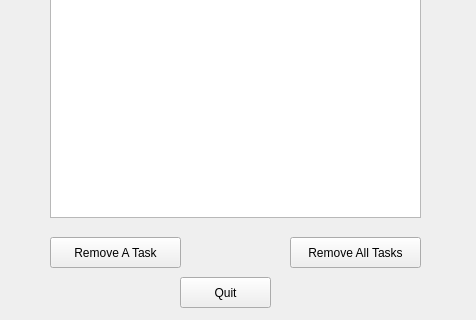
First picture: the form in mainwindow.ui, repository WilllllWang/todoApp, before the edit; both pictures show x 0 to 476 and y 293 to 613 of the 476 by 613 pixel window.
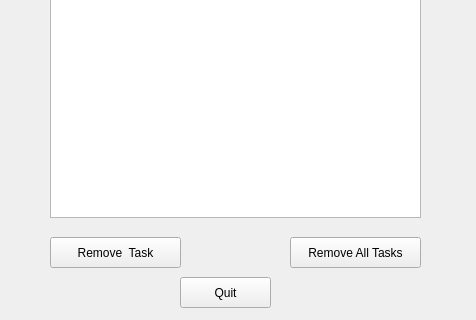
Second picture: the form after the edit.

```diff
--- a/mainwindow.ui
+++ b/mainwindow.ui
@@ -47,7 +47,7 @@
      </rect>
     </property>
     <property name="text">
-     <string>Remove A Task</string>
+     <string>Remove  Task</string>
     </property>
    </widget>
    <widget class="QPushButton" name="removeAllButton">
```
